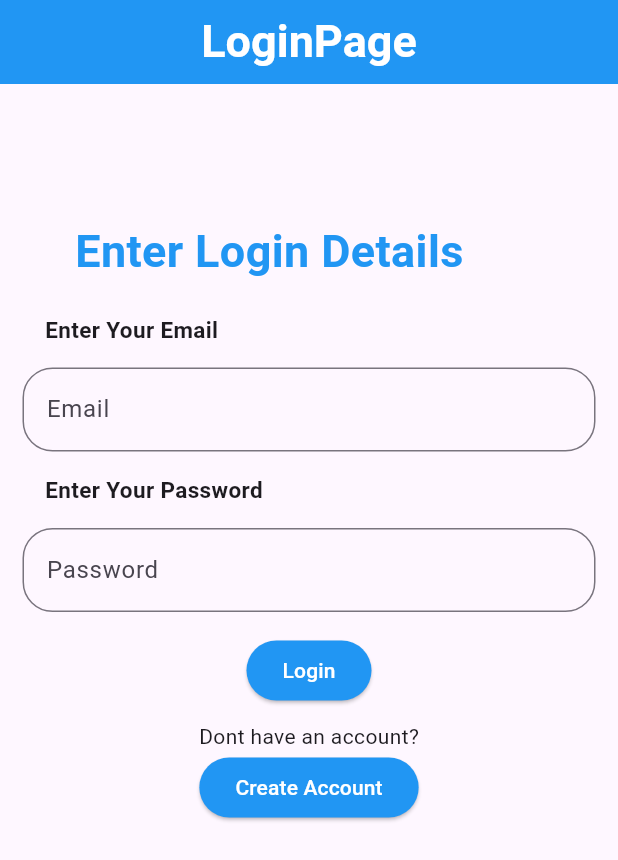
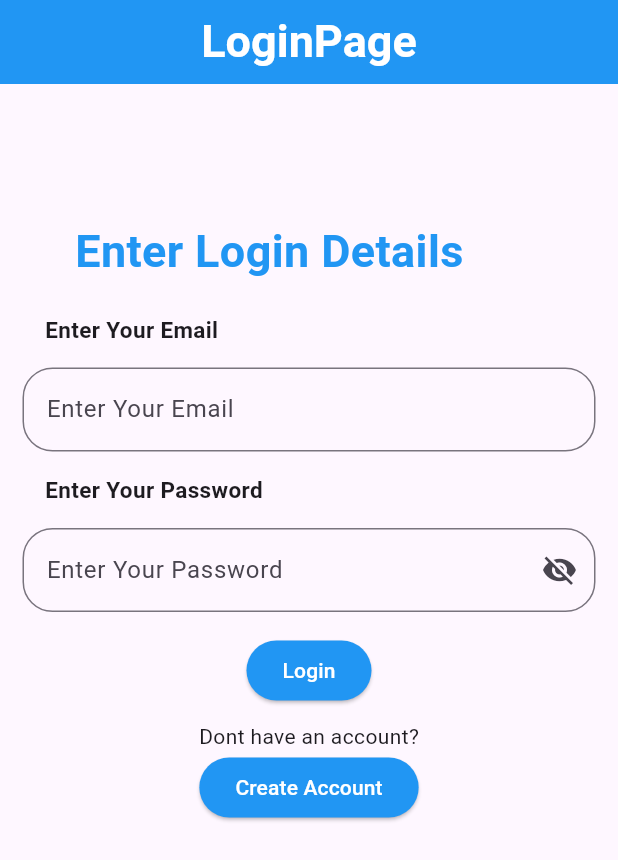
Before and after one commit to bipin24746/loginpage, a Flutter app: the screen it shows after launch, on a phone screen of 412 x 824 dp. Shown: the top 860 px of the screen. Run offline on Flutter 3.47's test engine with Material 3 defaults, Android fonts, the phone set to English and light mode, and no system bars.

```diff
--- a/lib/pages/loginpage.dart
+++ b/lib/pages/loginpage.dart
@@ -1,4 +1,6 @@
+import 'package:flutter/cupertino.dart';
 import 'package:flutter/material.dart';
+import 'package:loginpage/pages/registerpage.dart';
 
 class Loginpage extends StatefulWidget {
   const Loginpage({super.key});
@@ -8,6 +10,7 @@ class Loginpage extends StatefulWidget {
 }
 
 class _LoginpageState extends State<Loginpage> {
+  bool obsecureText = true;
   @override
   Widget build(BuildContext context) {
     return Scaffold(
@@ -19,7 +22,8 @@ class _LoginpageState extends State<Loginpage> {
                 fontSize: 30, fontWeight: FontWeight.bold, color: Colors.white),
           ),
           backgroundColor: Colors.blue),
-      body: Column(
+      body: SingleChildScrollView(
+        child: Column(
           crossAxisAlignment: CrossAxisAlignment.start,
           children: [
             Padding(
@@ -54,7 +58,8 @@ class _LoginpageState extends State<Loginpage> {
                   border: OutlineInputBorder(
                       borderRadius: BorderRadius.circular(20)),
                   hintText: "Enter Your Email",
-                  labelText: "Email"),
+                  // labelText: "Email"
+                ),
               ),
             ),
             Padding(
@@ -67,11 +72,24 @@ class _LoginpageState extends State<Loginpage> {
             Padding(
               padding: const EdgeInsets.all(15),
               child: TextField(
+                obscureText: obsecureText,
+                // obscureText: true, this is used to hide the text
                 decoration: InputDecoration(
                     border: OutlineInputBorder(
                         borderRadius: BorderRadius.circular(20)),
                     hintText: "Enter Your Password",
-                  labelText: "Password"),
+                    // labelText: "Password",
+                    suffixIcon: IconButton(
+                        onPressed: () {
+                          setState(() {
+                            obsecureText = !obsecureText; // Toggles visibility
+                          });
+                        },
+                        icon: Icon(
+                          obsecureText
+                              ? Icons.visibility_off
+                              : Icons.visibility,
+                        ))),
               ),
             ),
             Center(
@@ -92,7 +110,13 @@ class _LoginpageState extends State<Loginpage> {
               children: [
                 Text("Dont have an account?"),
                 ElevatedButton(
-                onPressed: () {},
+                  onPressed: () {
+                    Navigator.push(
+                        context,
+                        MaterialPageRoute(
+                          builder: (context) => Registerpage(),
+                        ));
+                  },
                   child: Text(
                     "Create Account",
                     style: TextStyle(color: Colors.white),
@@ -103,6 +127,7 @@ class _LoginpageState extends State<Loginpage> {
             ))
           ],
         ),
+      ),
     );
   }
 }
```
Also changed, not shown: lib/pages/registerpage.dart (+8 -3 lines), pubspec.lock. Lines whose indentation alone changed are shown as unchanged.
